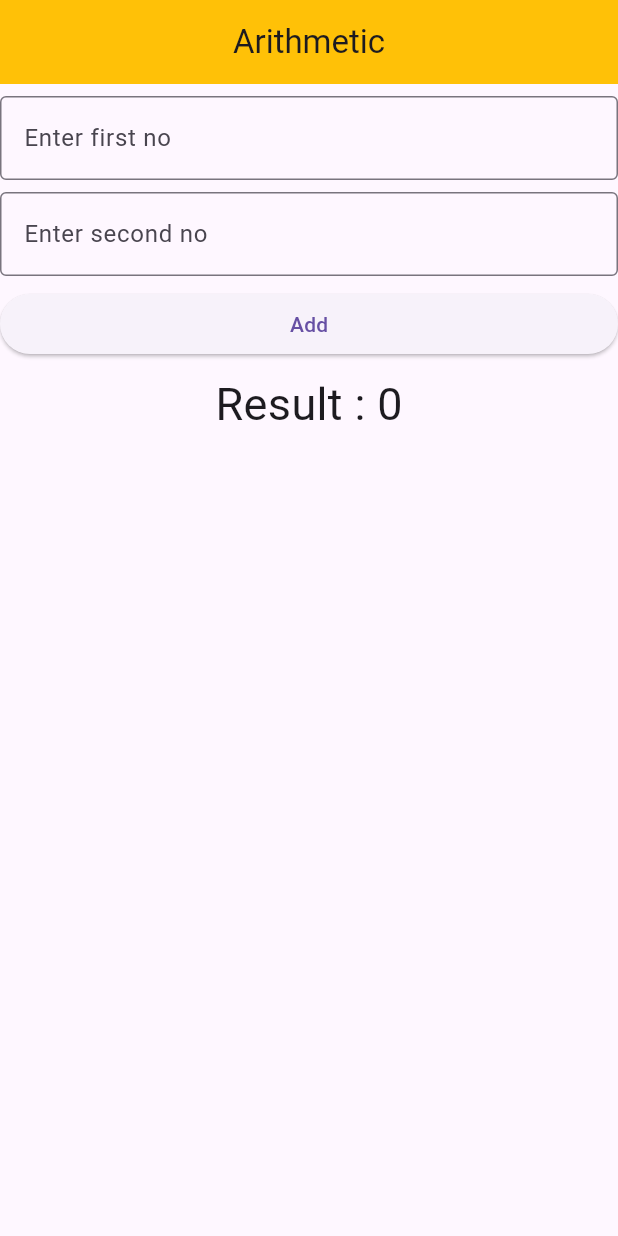
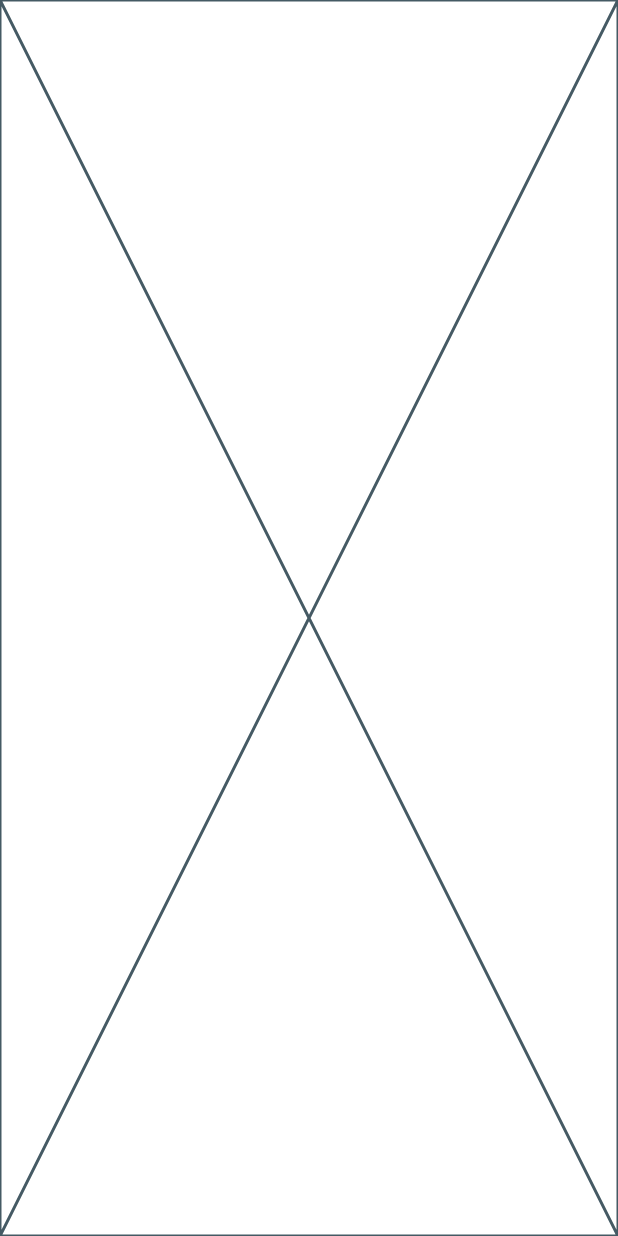
Before and after one commit to kiranrana8973/batch34_b_new, a Flutter app: the screen it shows after launch, on a phone screen of 412 x 824 dp. Run offline on Flutter 3.47's test engine with Material 3 defaults, Android fonts, the phone set to English and light mode, and no system bars.

```diff
--- a/lib/app.dart
+++ b/lib/app.dart
@@ -1,5 +1,5 @@
 // Material app
-import 'package:batch34_b/view/first_view.dart';
+import 'package:batch34_b/view/dashboard_view.dart';
 import 'package:flutter/material.dart';
 
 class App extends StatelessWidget {
@@ -7,6 +7,6 @@ class App extends StatelessWidget {
 
   @override
   Widget build(BuildContext context) {
-    return MaterialApp(home: FirstView());
+    return MaterialApp(home: DashboardView());
   }
 }
--- a/lib/view/first_view.dart
+++ b/lib/view/arithmetic_view.dart
@@ -1,16 +1,20 @@
+import 'package:batch34_b/model/arithmetic_model.dart';
 import 'package:flutter/material.dart';
 
-class FirstView extends StatefulWidget {
-  const FirstView({super.key});
+class ArithmeticView extends StatefulWidget {
+  const ArithmeticView({super.key});
 
   @override
-  State<FirstView> createState() => _FirstViewState();
+  State<ArithmeticView> createState() => _ArithmeticViewState();
 }
 
-class _FirstViewState extends State<FirstView> {
+class _ArithmeticViewState extends State<ArithmeticView> {
   int first = 0;
   int second = 0;
   int result = 0;
+
+  late ArithmeticModel model;
+
   @override
   Widget build(BuildContext context) {
     return Scaffold(
@@ -51,7 +55,8 @@ class _FirstViewState extends State<FirstView> {
             child: ElevatedButton(
               onPressed: () {
                 setState(() {
-                  result = first + second;
+                  model = ArithmeticModel(first: first, second: second);
+                  result = model.add();
                 });
               },
               child: Text("Add"),
--- /dev/null
+++ b/lib/view/dashboard_view.dart
@@ -0,0 +1,10 @@
+import 'package:flutter/material.dart';
+
+class DashboardView extends StatelessWidget {
+  const DashboardView({super.key});
+
+  @override
+  Widget build(BuildContext context) {
+    return const Placeholder();
+  }
+}
```
Also changed, not shown: lib/model/arithmetic_model.dart (added, +14 -0 lines).
